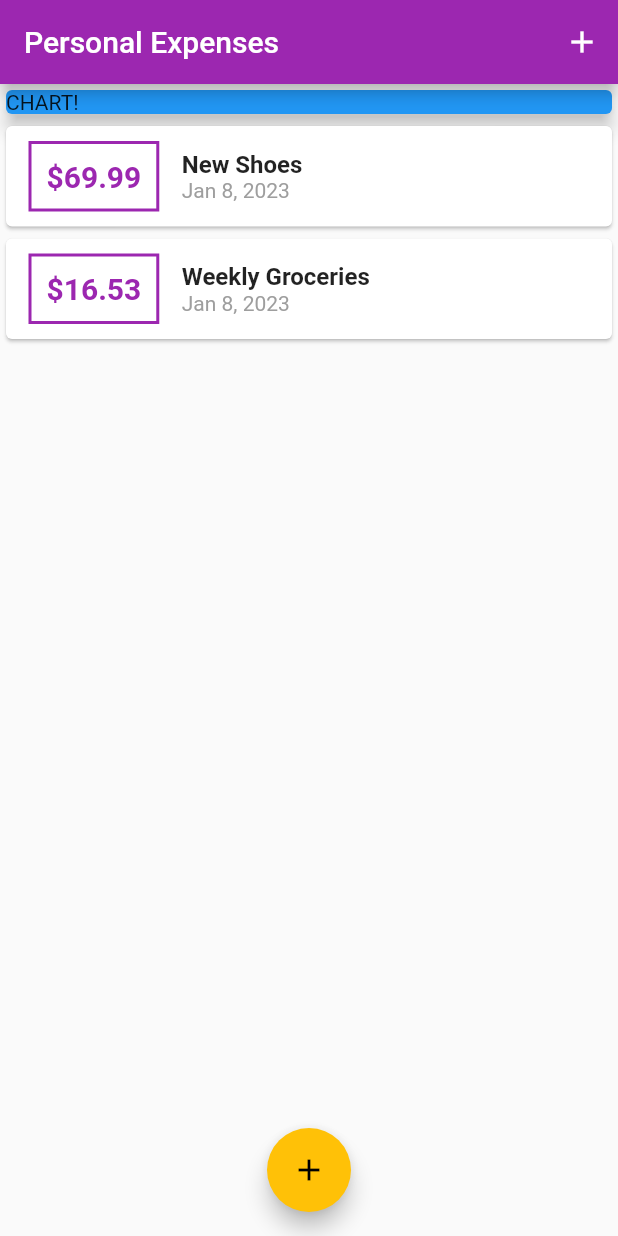
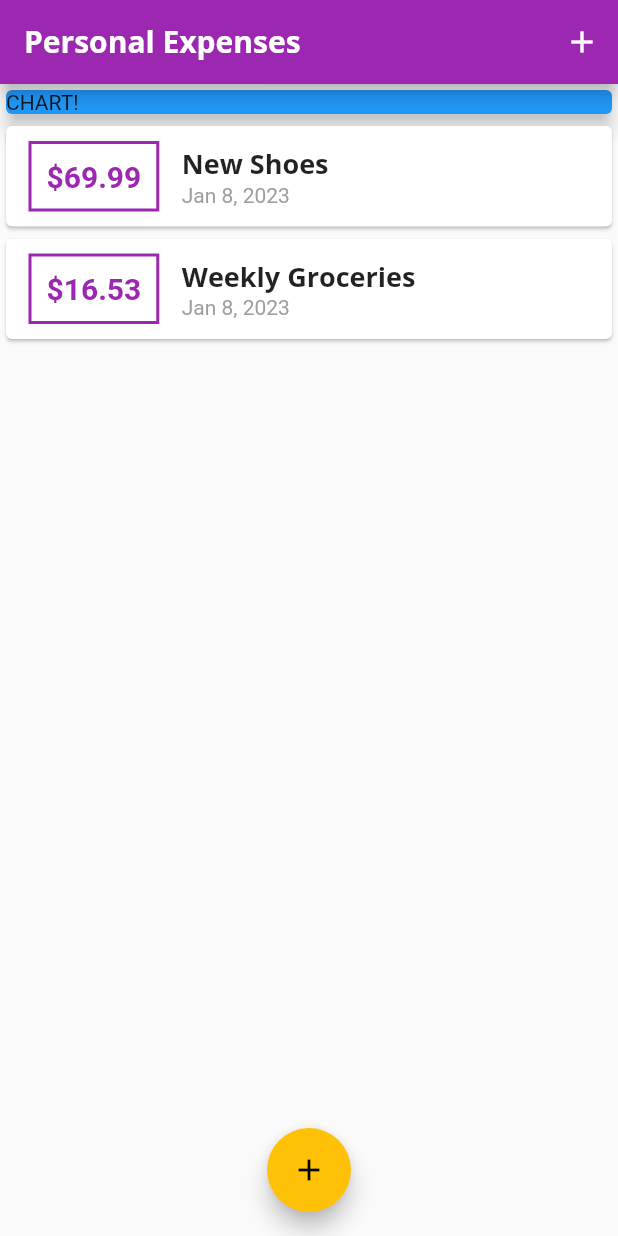
Before and after one commit to paulohfev/personal-expenses-study-app, a Flutter app: the screen it shows after launch, on a phone screen of 412 x 824 dp. Run offline on Flutter 3.47's test engine with Material 2 defaults, Android fonts, the phone set to English and light mode, and no system bars.

Commit message:
Add text theme

```diff
--- a/lib/main.dart
+++ b/lib/main.dart
@@ -13,6 +13,20 @@ class MyApp extends StatelessWidget {
       theme: ThemeData(
         primarySwatch: Colors.purple,
         accentColor: Colors.amber,
+        fontFamily: 'Quicksand',
+        textTheme: ThemeData.light().textTheme.copyWith(
+              headline6: TextStyle(
+                fontFamily: 'OpenSans',
+                fontWeight: FontWeight.bold,
+                fontSize: 18,
+              ),
+            ),
+        appBarTheme: AppBarTheme(
+          titleTextStyle: TextStyle(
+              fontFamily: 'OpenSans',
+              fontSize: 20,
+              fontWeight: FontWeight.bold),
+        ),
       ),
       home: MyHomePage(),
     );
--- a/lib/widgets/transaction_list.dart
+++ b/lib/widgets/transaction_list.dart
@@ -40,10 +40,7 @@ class TransactionList extends StatelessWidget {
                 children: <Widget>[
                   Text(
                     transactions[index].title,
-                    style: TextStyle(
-                      fontSize: 16,
-                      fontWeight: FontWeight.bold,
-                    ),
+                    style: Theme.of(context).textTheme.headline6,
                   ),
                   Text(
                     DateFormat.yMMMd().format(transactions[index].date),
```
Also changed, not shown: pubspec.yaml (+11 -6 lines), assets/fonts/OpenSans-Bold.ttf (added), assets/fonts/OpenSans-Regular.ttf (added), assets/fonts/Quicksand-Bold.ttf (added), assets/fonts/Quicksand-Light.ttf (added), assets/fonts/Quicksand-Medium.ttf (added), assets/fonts/Quicksand-Regular.ttf (added).
